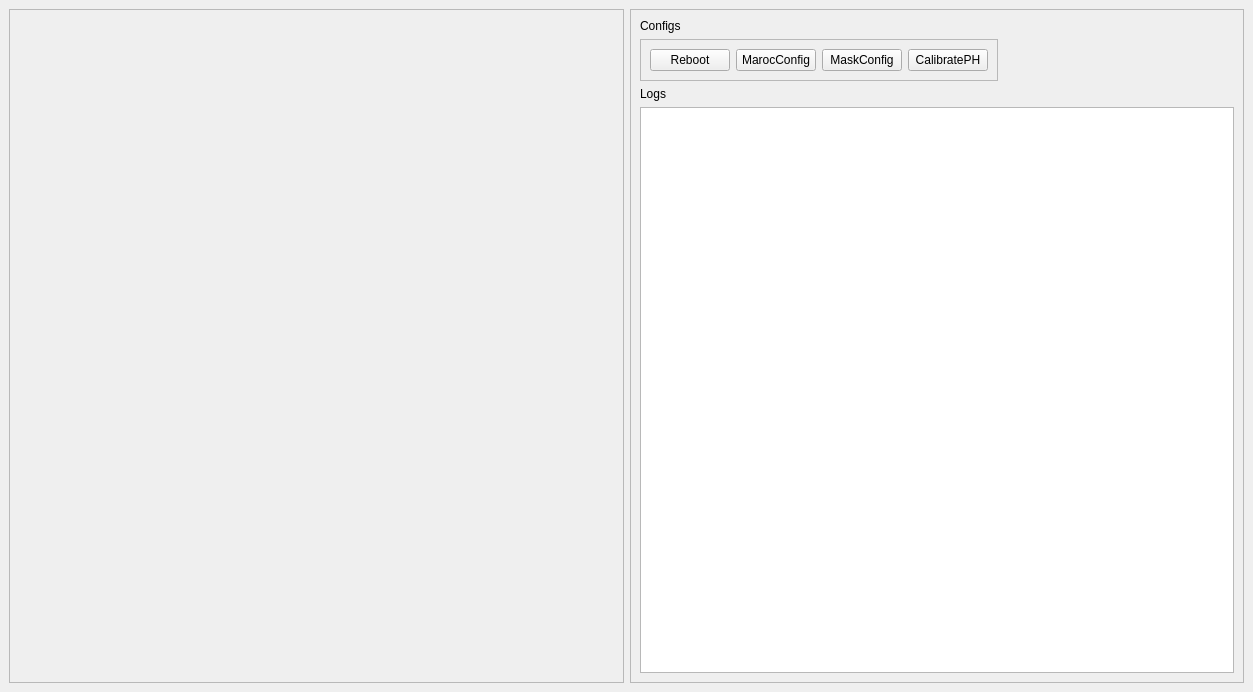
Before: the Qt Designer form mainwin.ui in liuweiseu/panoseti_control_gui, drawn with Qt 5.
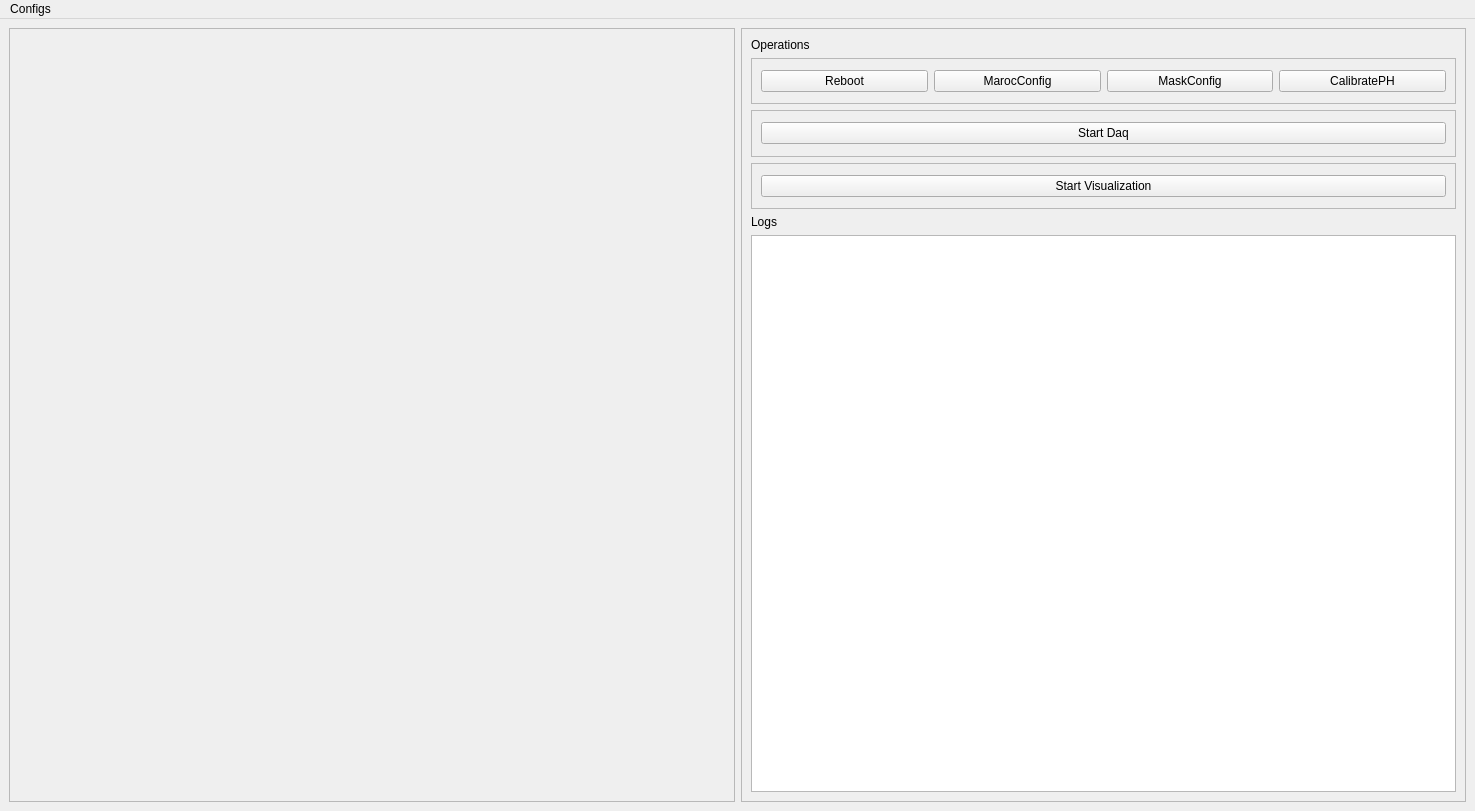
After: the same form once the commit is applied.

```diff
--- a/mainwin.ui
+++ b/mainwin.ui
@@ -6,8 +6,8 @@
    <rect>
     <x>0</x>
     <y>0</y>
-    <width>1253</width>
-    <height>692</height>
+    <width>1475</width>
+    <height>811</height>
    </rect>
   </property>
   <property name="windowTitle">
@@ -15,6 +15,48 @@
   </property>
   <widget class="QWidget" name="centralwidget">
    <layout class="QGridLayout" name="gridLayout">
+    <item row="0" column="0">
+     <widget class="QFrame" name="frame_3">
+      <property name="sizePolicy">
+       <sizepolicy hsizetype="Preferred" vsizetype="Preferred">
+        <horstretch>1</horstretch>
+        <verstretch>0</verstretch>
+       </sizepolicy>
+      </property>
+      <property name="frameShape">
+       <enum>QFrame::Shape::StyledPanel</enum>
+      </property>
+      <property name="frameShadow">
+       <enum>QFrame::Shadow::Raised</enum>
+      </property>
+      <layout class="QGridLayout" name="gridLayout_4">
+       <item row="0" column="0">
+        <layout class="QGridLayout" name="gridLayout_2">
+         <item row="0" column="0">
+          <widget class="QWidget" name="view0_widget" native="true">
+           <layout class="QGridLayout" name="gridLayout_5"/>
+          </widget>
+         </item>
+         <item row="0" column="1">
+          <widget class="QWidget" name="view1_widget" native="true">
+           <layout class="QGridLayout" name="gridLayout_6"/>
+          </widget>
+         </item>
+         <item row="1" column="0">
+          <widget class="QWidget" name="view2_widget" native="true">
+           <layout class="QGridLayout" name="gridLayout_7"/>
+          </widget>
+         </item>
+         <item row="1" column="1">
+          <widget class="QWidget" name="view3_widget" native="true">
+           <layout class="QGridLayout" name="gridLayout_8"/>
+          </widget>
+         </item>
+        </layout>
+       </item>
+      </layout>
+     </widget>
+    </item>
     <item row="0" column="1">
      <widget class="QFrame" name="frame_2">
       <property name="sizePolicy">
@@ -33,7 +75,7 @@
        <property name="labelAlignment">
         <set>Qt::AlignmentFlag::AlignLeading|Qt::AlignmentFlag::AlignLeft|Qt::AlignmentFlag::AlignVCenter</set>
        </property>
-       <item row="0" column="0">
+       <item row="1" column="0">
         <widget class="QLabel" name="label">
          <property name="sizePolicy">
           <sizepolicy hsizetype="Preferred" vsizetype="Preferred">
@@ -42,16 +84,36 @@
           </sizepolicy>
          </property>
          <property name="text">
-          <string>Configs</string>
+          <string>Operations</string>
          </property>
         </widget>
        </item>
-       <item row="1" column="0">
+       <item row="5" column="0">
+        <widget class="QLabel" name="label_2">
+         <property name="text">
+          <string>Logs</string>
+         </property>
+        </widget>
+       </item>
+       <item row="6" column="0" colspan="2">
+        <widget class="QPlainTextEdit" name="console_output">
+         <property name="sizePolicy">
+          <sizepolicy hsizetype="Expanding" vsizetype="Expanding">
+           <horstretch>2</horstretch>
+           <verstretch>12</verstretch>
+          </sizepolicy>
+         </property>
+         <property name="readOnly">
+          <bool>true</bool>
+         </property>
+        </widget>
+       </item>
+       <item row="2" column="0" colspan="2">
         <widget class="QFrame" name="frame">
          <property name="sizePolicy">
           <sizepolicy hsizetype="Preferred" vsizetype="Preferred">
-           <horstretch>0</horstretch>
-           <verstretch>0</verstretch>
+           <horstretch>2</horstretch>
+           <verstretch>1</verstretch>
           </sizepolicy>
          </property>
          <property name="frameShape">
@@ -92,35 +154,37 @@
          </layout>
         </widget>
        </item>
-       <item row="2" column="0">
-        <widget class="QLabel" name="label_2">
-         <property name="text">
-          <string>Logs</string>
-         </property>
-        </widget>
-       </item>
        <item row="3" column="0" colspan="2">
-        <widget class="QPlainTextEdit" name="plainTextEdit">
+        <widget class="QFrame" name="frame_4">
          <property name="sizePolicy">
-          <sizepolicy hsizetype="Expanding" vsizetype="Expanding">
-           <horstretch>2</horstretch>
-           <verstretch>2</verstretch>
+          <sizepolicy hsizetype="Preferred" vsizetype="Preferred">
+           <horstretch>1</horstretch>
+           <verstretch>1</verstretch>
           </sizepolicy>
          </property>
-         <property name="readOnly">
-          <bool>true</bool>
+         <property name="frameShape">
+          <enum>QFrame::Shape::StyledPanel</enum>
          </property>
+         <property name="frameShadow">
+          <enum>QFrame::Shadow::Raised</enum>
+         </property>
+         <layout class="QHBoxLayout" name="horizontalLayout">
+          <item>
+           <widget class="QPushButton" name="start_stop_daq">
+            <property name="text">
+             <string>Start Daq</string>
+            </property>
         </widget>
        </item>
       </layout>
      </widget>
     </item>
-    <item row="0" column="0">
-     <widget class="QFrame" name="frame_3">
+       <item row="4" column="0" colspan="2">
+        <widget class="QFrame" name="frame_5">
       <property name="sizePolicy">
        <sizepolicy hsizetype="Preferred" vsizetype="Preferred">
         <horstretch>1</horstretch>
-        <verstretch>0</verstretch>
+           <verstretch>1</verstretch>
        </sizepolicy>
       </property>
       <property name="frameShape">
@@ -129,36 +193,50 @@
       <property name="frameShadow">
        <enum>QFrame::Shadow::Raised</enum>
       </property>
-      <layout class="QGridLayout" name="gridLayout_4">
-       <item row="0" column="0">
-        <layout class="QGridLayout" name="gridLayout_2">
-         <item row="0" column="0">
-          <widget class="QWidget" name="widget" native="true">
-           <layout class="QGridLayout" name="gridLayout_5"/>
-          </widget>
-         </item>
-         <item row="0" column="1">
-          <widget class="QWidget" name="widget_2" native="true">
-           <layout class="QGridLayout" name="gridLayout_6"/>
-          </widget>
-         </item>
-         <item row="1" column="0">
-          <widget class="QWidget" name="widget_3" native="true">
-           <layout class="QGridLayout" name="gridLayout_7"/>
-          </widget>
-         </item>
-         <item row="1" column="1">
-          <widget class="QWidget" name="widget_4" native="true">
-           <layout class="QGridLayout" name="gridLayout_8"/>
-          </widget>
-         </item>
-        </layout>
-       </item>
-      </layout>
+         <layout class="QHBoxLayout" name="horizontalLayout_2">
+          <item>
+           <widget class="QPushButton" name="start_grpc">
+            <property name="text">
+             <string>Start Visualization</string>
+            </property>
+           </widget>
+          </item>
+         </layout>
+        </widget>
+       </item>
+      </layout>
      </widget>
     </item>
    </layout>
   </widget>
+  <widget class="QMenuBar" name="menuBar">
+   <property name="geometry">
+    <rect>
+     <x>0</x>
+     <y>0</y>
+     <width>1475</width>
+     <height>30</height>
+    </rect>
+   </property>
+   <widget class="QMenu" name="menuConfigs">
+    <property name="title">
+     <string>Configs</string>
+    </property>
+    <addaction name="actiondata_config"/>
+    <addaction name="actiongrpc_config"/>
+   </widget>
+   <addaction name="menuConfigs"/>
+  </widget>
+  <action name="actiondata_config">
+   <property name="text">
+    <string>Data Config</string>
+   </property>
+  </action>
+  <action name="actiongrpc_config">
+   <property name="text">
+    <string>gRPC Config</string>
+   </property>
+  </action>
  </widget>
  <resources/>
  <connections/>
```
Lines whose indentation alone changed are shown as unchanged.
